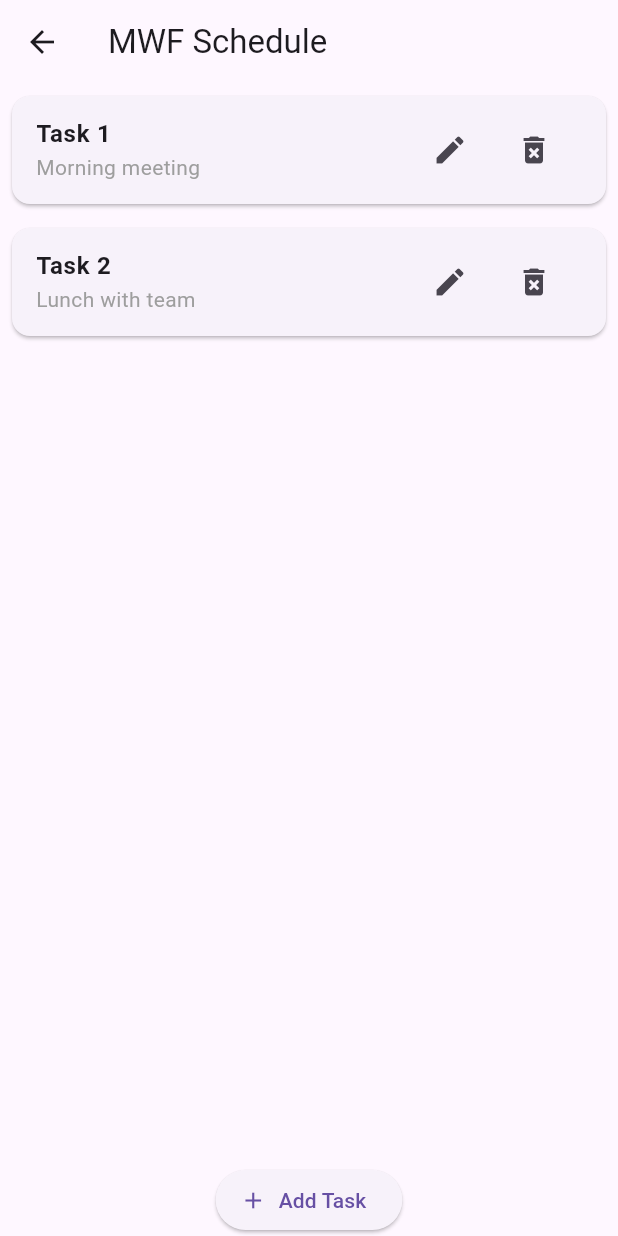
After one commit to Sean-ORourke/MySpokenSchedules, a Flutter app: the screen it shows after launch, after a tap on "Add New Schedule", after a tap on "MWF Schedule", on a phone screen of 412 x 824 dp. The commit adds this screen. Run offline on Flutter 3.47's test engine with Material 3 defaults, Android fonts, the phone set to English and light mode, and no system bars.

Commit message:
added schedules
schedules, the ability to add schedules, while keeping the ability to add and remove tasks within them

```diff
--- a/my_spoken_schedules/lib/main.dart
+++ b/my_spoken_schedules/lib/main.dart
@@ -1,39 +1,78 @@
-import 'package:flutter/cupertino.dart';
 import 'package:flutter/material.dart';
-import 'package:my_spoken_schedules/view/list_tasks_view.dart';
-import 'package:my_spoken_schedules/view_model/list_tasks_view_model.dart';
+import 'package:provider/provider.dart';
+import 'package:my_spoken_schedules/view_model/list_schedules_view_model.dart';
+import 'package:my_spoken_schedules/view/list_schedules_view.dart';
 
 import 'package:provider/provider.dart';
+import 'package:my_spoken_schedules/view_model/list_schedules_view_model.dart';
+import 'package:my_spoken_schedules/view_model/list_tasks_view_model.dart';
+import 'package:my_spoken_schedules/view/list_schedules_view.dart';
 
 void main() {
-  runApp(const MyApp());
+  runApp(MyApp());
 }
 
 class MyApp extends StatelessWidget {
-  const MyApp({Key? key}) : super(key: key);
-
   @override
   Widget build(BuildContext context) {
-    return CupertinoApp(
-      debugShowCheckedModeBanner: true,
-      localizationsDelegates: [
-        DefaultMaterialLocalizations.delegate,
-        DefaultCupertinoLocalizations.delegate,
-        DefaultWidgetsLocalizations.delegate,
+    return MultiProvider(
+      providers: [
+        ChangeNotifierProvider(create: (_) => ListSchedulesViewModel()),
+        ChangeNotifierProvider(create: (_) => ListTasksViewModel()),
       ],
-      title: 'MySpokenSchedules!',
-      theme: CupertinoThemeData(),
-      home: ChangeNotifierProvider(
-        create: (context) =>
-            ListTasksViewModel(), // Returns an instance of ListTasksViewModel
-        child: TaskListView(),
+      child: MaterialApp(
+        home: ScheduleListView(),
       ),
     );
   }
 }
 
-// TaskListView() {}
 
-// ListTasksViewModel() {
-//   return Text("hello");
+
+
+
+
+
+
+
+// import 'package:flutter/cupertino.dart';
+// import 'package:flutter/material.dart';
+// import 'package:my_spoken_schedules/view/list_tasks_view.dart';
+// import 'package:my_spoken_schedules/view_model/list_tasks_view_model.dart';
+// import 'package:my_spoken_schedules/view_model/list_schedules_view_model.dart';
+// import 'package:my_spoken_schedules/view/list_schedules_view.dart';
+
+// import 'package:provider/provider.dart';
+
+// void main() {
+//   runApp(const MyApp());
 // }
+
+// class MyApp extends StatelessWidget {
+//   const MyApp({Key? key}) : super(key: key);
+
+//   @override
+//   Widget build(BuildContext context) {
+//     return CupertinoApp(
+//       debugShowCheckedModeBanner: true,
+//       localizationsDelegates: [
+//         DefaultMaterialLocalizations.delegate,
+//         DefaultCupertinoLocalizations.delegate,
+//         DefaultWidgetsLocalizations.delegate,
+//       ],
+//       title: 'MySpokenSchedules!',
+//       theme: CupertinoThemeData(),
+//       home: ChangeNotifierProvider(
+//         create: (context) =>
+//             ListSchedulesViewModel(),
+//         child: ScheduleListView(),
+//       ),
+//     );
+//   }
+// }
+
+// // TaskListView() {}
+
+// // ListTasksViewModel() {
+// //   return Text("hello");
+// // }
--- a/my_spoken_schedules/lib/model/schedule_model.dart
+++ b/my_spoken_schedules/lib/model/schedule_model.dart
@@ -7,13 +7,41 @@ class schedule_model {
   List<task_model>? tasks;
   bool? isActive;
 
-  schedule_model({this.id, this.label, this.days, this.tasks, this.isActive});
+  schedule_model({this.id, this.label, this.days, List<task_model>? tasks, this.isActive})
+      : tasks = tasks ?? []; // Initialize tasks as an empty list
 
-  schedule_model.fromJson(Map<String, dynamic> json) {
-    id = json['id'];
-    label = json['label'];
-    days = json['days'];
-    tasks = json['tasks'];
-    isActive = json['isActive'];
-  }
+  schedule_model.fromJson(Map<String, dynamic> json)
+      : id = json['id'],
+        label = json['label'],
+        days = List<String>.from(json['days'] ?? []),
+        tasks = (json['tasks'] as List<dynamic>?)
+            ?.map((taskJson) => task_model.fromJson(taskJson))
+            .toList(),
+        isActive = json['isActive'];
 }
+
+
+
+
+
+
+
+// import 'package:my_spoken_schedules/model/task_model.dart';
+
+// class schedule_model {
+//   String? id;
+//   String? label;
+//   List<String>? days;
+//   List<task_model>? tasks;
+//   bool? isActive;
+
+//   schedule_model({this.id, this.label, this.days, this.tasks, this.isActive});
+
+//   schedule_model.fromJson(Map<String, dynamic> json) {
+//     id = json['id'];
+//     label = json['label'];
+//     days = json['days'];
+//     tasks = json['tasks'];
+//     isActive = json['isActive'];
+//   }
+// }
--- a/my_spoken_schedules/lib/view/list_schedules_view.dart
+++ b/my_spoken_schedules/lib/view/list_schedules_view.dart
@@ -0,0 +1,64 @@
+import 'package:flutter/material.dart';
+import 'package:my_spoken_schedules/view_model/list_tasks_view_model.dart';
+import 'package:provider/provider.dart';
+import 'package:my_spoken_schedules/view_model/list_schedules_view_model.dart';
+import 'package:my_spoken_schedules/view/schedule_detail_view.dart';
+
+class ScheduleListView extends StatefulWidget {
+  @override
+  _ScheduleListViewState createState() => _ScheduleListViewState();
+}
+
+class _ScheduleListViewState extends State<ScheduleListView> {
+  @override
+  void initState() {
+    super.initState();
+    WidgetsBinding.instance.addPostFrameCallback((_) {
+      Provider.of<ListSchedulesViewModel>(context, listen: false).fetchSchedules();
+    });
+  }
+
+  @override
+  Widget build(BuildContext context) {
+    final vm = Provider.of<ListSchedulesViewModel>(context);
+
+    return Scaffold(
+      appBar: AppBar(
+        title: Text('Schedules'),
+      ),
+      body: ListView.builder(
+        itemCount: vm.schedules.length + 1,
+        itemBuilder: (context, index) {
+          if (index == vm.schedules.length) {
+            return ListTile(
+              title: Text('Add New Schedule'),
+              trailing: Icon(Icons.add),
+              onTap: () {
+                vm.addSchedule();
+              },
+            );
+          }
+          final scheduleViewModel = vm.schedules[index];
+          return ListTile(
+            title: Text(scheduleViewModel.scheduleModel?.label ?? 'Unnamed Schedule'),
+            subtitle: Text(
+              (scheduleViewModel.scheduleModel?.days ?? []).join(', '),
+            ),
+            onTap: () {
+  Navigator.push(
+    context,
+    MaterialPageRoute(
+      builder: (context) => ChangeNotifierProvider.value(
+        value: scheduleViewModel, // Pass the existing SchedulesViewModel instance
+        child: ScheduleDetailView(scheduleViewModel: scheduleViewModel),
+      ),
+    ),
+  );
+},
+
+          );
+        },
+      ),
+    );
+  }
+}
--- /dev/null
+++ b/my_spoken_schedules/lib/view/schedule_detail_view.dart
@@ -0,0 +1,87 @@
+import 'package:flutter/material.dart';
+import 'package:my_spoken_schedules/view/widgets/single_task_widget.dart';
+import 'package:my_spoken_schedules/view_model/schedules_view_model.dart';
+import 'package:my_spoken_schedules/view_model/tasks_view_model.dart';
+import 'package:provider/provider.dart';
+
+class ScheduleDetailView extends StatelessWidget {
+  final SchedulesViewModel scheduleViewModel;
+
+  const ScheduleDetailView({Key? key, required this.scheduleViewModel}) : super(key: key);
+
+  @override
+  Widget build(BuildContext context) {
+    final scheduleViewModel = Provider.of<SchedulesViewModel>(context, listen: true);
+    return Scaffold(
+      appBar: AppBar(
+        title: Text(scheduleViewModel.scheduleModel?.label ?? 'Schedule Details'),
+      ),
+      body: Column(
+        children: [
+          Expanded(
+            child: ListView.builder(
+              itemCount: scheduleViewModel.scheduleModel?.tasks?.length ?? 0,
+              itemBuilder: (context, index) {
+                final task = scheduleViewModel.scheduleModel!.tasks![index];
+                return SingleTaskWidget(
+                  taskViewModel: TasksViewModel(task),
+                  scheduleViewModel: scheduleViewModel,
+                );
+              },
+            ),
+          ),
+          ElevatedButton.icon(
+            onPressed: () {
+              scheduleViewModel.addTask();
+            },
+            icon: Icon(Icons.add),
+            label: Text('Add Task'),
+          ),
+        ],
+      ),
+    );
+  }
+}
+
+
+
+
+// import 'package:flutter/material.dart';
+// import 'package:my_spoken_schedules/view/widgets/single_task_widget.dart';
+// import 'package:provider/provider.dart';
+// import 'package:my_spoken_schedules/view_model/schedules_view_model.dart';
+// import 'package:my_spoken_schedules/view_model/tasks_view_model.dart';
+
+// class ScheduleDetailView extends StatelessWidget {
+//   final SchedulesViewModel scheduleViewModel;
+
+//   const ScheduleDetailView({Key? key, required this.scheduleViewModel}) : super(key: key);
+
+//   @override
+//   Widget build(BuildContext context) {
+//     return Scaffold(
+//       appBar: AppBar(
+//         title: Text(scheduleViewModel.scheduleModel?.label ?? 'Schedule Details'),
+//       ),
+//       body: ListView.builder(
+//         itemCount: scheduleViewModel.scheduleModel?.tasks?.length ?? 0 + 1,
+//         itemBuilder: (context, index) {
+//           if (index == scheduleViewModel.scheduleModel!.tasks!.length) {
+//             return ListTile(
+//               title: Text('Add New Task'),
+//               trailing: Icon(Icons.add),
+//               onTap: () {
+//                 // Add a new task
+//                 scheduleViewModel.addTask();
+//               },
+//             );
+//           }
+//           final task = scheduleViewModel.scheduleModel!.tasks![index];
+//           return SingleTaskWidget(
+//             taskViewModel: TasksViewModel(task),
+//           );
+//         },
+//       ),
+//     );
+//   }
+// }
--- a/my_spoken_schedules/lib/view/widgets/single_task_widget.dart
+++ b/my_spoken_schedules/lib/view/widgets/single_task_widget.dart
@@ -1,29 +1,31 @@
 import 'package:flutter/material.dart';
+import 'package:my_spoken_schedules/view_model/schedules_view_model.dart';
 import 'package:my_spoken_schedules/view_model/tasks_view_model.dart';
 import 'package:my_spoken_schedules/view/task_detail_view.dart';
 import 'package:provider/provider.dart';
-import 'package:my_spoken_schedules/view_model/list_tasks_view_model.dart';
 
 class SingleTaskWidget extends StatelessWidget {
   final TasksViewModel taskViewModel;
+  final SchedulesViewModel scheduleViewModel; // Add scheduleViewModel
 
-  const SingleTaskWidget({Key? key, required this.taskViewModel})
-      : super(key: key);
+  const SingleTaskWidget({
+    Key? key,
+    required this.taskViewModel,
+    required this.scheduleViewModel, // Add this parameter
+  }) : super(key: key);
 
   @override
   Widget build(BuildContext context) {
-    final vm = Provider.of<ListTasksViewModel>(context);
+    final scheduleViewModel = Provider.of<SchedulesViewModel>(context, listen: true);
     return Card(
       margin: EdgeInsets.all(8.0),
       child: ListTile(
         title: Text(
-          taskViewModel.taskModel!.label ??
-              'No Label', // Provide a default value
+          taskViewModel.taskModel!.label ?? 'No Label', // Provide a default value
           style: TextStyle(fontWeight: FontWeight.bold),
         ),
         subtitle: Text(
-          taskViewModel.taskModel!.message ??
-              'No Message', // Provide a default value
+          taskViewModel.taskModel!.message ?? 'No Message', // Provide a default value
           style: TextStyle(color: Colors.grey),
         ),
         trailing: Row(
@@ -35,23 +37,96 @@ class SingleTaskWidget extends StatelessWidget {
                 Navigator.push(
                   context,
                   MaterialPageRoute(
-                      builder: (context) => EditTaskPage(
-                          taskLabel:
-                              taskViewModel.taskModel!.label ?? 'No Label', taskMessage: taskViewModel.taskModel!.message ?? 'No Message',)),
+                    builder: (context) => EditTaskPage(
+                      taskLabel: taskViewModel.taskModel!.label ?? 'No Label',
+                      taskMessage: taskViewModel.taskModel!.message ?? 'No Message',
+                    ),
+                  ),
                 );
               },
             ),
             SizedBox(width: 8.0), // Space between buttons
             IconButton(
-              icon: Icon(Icons.delete_forever),
-              onPressed: () {
-                // Add logic to delete task
-                vm.removeTasks(taskViewModel.taskModel!.id ?? 'No id');
-              },
-            ),
+  icon: Icon(Icons.delete_forever),
+  onPressed: () {
+    final taskId = taskViewModel.taskModel?.id;
+    if (taskId != null) {
+      scheduleViewModel.removeTask(taskId);
+    } else {
+      debugPrint("Task ID is null. Cannot remove task.");
+    }
+  },
+),
+
           ],
         ),
       ),
     );
   }
 }
+
+
+
+
+
+
+// import 'package:flutter/material.dart';
+// import 'package:my_spoken_schedules/view_model/tasks_view_model.dart';
+// import 'package:my_spoken_schedules/view/task_detail_view.dart';
+// import 'package:provider/provider.dart';
+// import 'package:my_spoken_schedules/view_model/list_tasks_view_model.dart';
+
+// class SingleTaskWidget extends StatelessWidget {
+//   final TasksViewModel taskViewModel;
+
+//   const SingleTaskWidget({Key? key, required this.taskViewModel})
+//       : super(key: key);
+
+//   @override
+//   Widget build(BuildContext context) {
+//     final vm = Provider.of<ListTasksViewModel>(context);
+//     return Card(
+//       margin: EdgeInsets.all(8.0),
+//       child: ListTile(
+//         title: Text(
+//           taskViewModel.taskModel!.label ??
+//               'No Label', // Provide a default value
+//           style: TextStyle(fontWeight: FontWeight.bold),
+//         ),
+//         subtitle: Text(
+//           taskViewModel.taskModel!.message ??
+//               'No Message', // Provide a default value
+//           style: TextStyle(color: Colors.grey),
+//         ),
+//         trailing: Row(
+//           mainAxisSize: MainAxisSize.min,
+//           children: [
+//             IconButton(
+//               icon: Icon(Icons.mode_edit),
+//               onPressed: () {
+//                 Navigator.push(
+//                   context,
+//                   MaterialPageRoute(
+//                       builder: (context) => EditTaskPage(
+//                           taskLabel:
+//                               taskViewModel.taskModel!.label ?? 'No Label', taskMessage: taskViewModel.taskModel!.message ?? 'No Message',)),
+//                 );
+//               },
+//             ),
+//             SizedBox(width: 8.0), // Space between buttons
+//             IconButton(
+//               icon: Icon(Icons.delete_forever),
+//               onPressed: () {
+//                 final taskId = taskViewModel.taskModel?.id;
+//                 scheduleViewModel.removeTask(taskId!);
+
+//                 // // Add logic to delete task
+//                 // vm.removeTasks(taskViewModel.taskModel!.id ?? 'No id');
+//               },
+//             ),
+//           ],
+//         ),
+//       ),
+//     );
+//   }
+// }
--- a/my_spoken_schedules/lib/view_model/list_schedules_view_model.dart
+++ b/my_spoken_schedules/lib/view_model/list_schedules_view_model.dart
@@ -1,3 +1,88 @@
+import 'package:flutter/cupertino.dart';
+import 'package:my_spoken_schedules/model/schedule_model.dart';
+import 'package:my_spoken_schedules/view_model/schedules_view_model.dart';
+
+
+
+class ListSchedulesViewModel extends ChangeNotifier {
+  List<SchedulesViewModel> schedules = <SchedulesViewModel>[];
+
+ fetchSchedules() {
+  // Simulate fetching schedules from a data source
+  final List<Map<String, dynamic>> json = [
+    {
+      "id": "1",
+      "label": "MWF Schedule",
+      "days": ["Monday", "Wednesday", "Friday"],
+      "tasks": [
+        {"id": "1", "label": "Task 1", "time": "8:00 AM", "message": "Morning meeting"},
+        {"id": "2", "label": "Task 2", "time": "12:00 PM", "message": "Lunch with team"},
+      ],
+      "isActive": true,
+    },
+    {
+      "id": "2",
+      "label": "Weekend Schedule",
+      "days": ["Saturday", "Sunday"],
+      "tasks": [
+        {"id": "1", "label": "Task 1", "time": "10:00 AM", "message": "Grocery shopping"},
+        {"id": "2", "label": "Task 2", "time": "3:00 PM", "message": "Watch a movie"},
+      ],
+      "isActive": true,
+    }
+  ];
+
+  // Use type-safe parsing
+  final List<schedule_model> scheduleList = json.map((e) => schedule_model.fromJson(e)).toList();
+
+  this.schedules = scheduleList.map((schedule) => SchedulesViewModel(schedule)).toList();
+  notifyListeners();
+}
+
+
+
+  // fetchSchedules() {
+  //   // Simulate fetching schedules from a data source
+  //   final List<dynamic> json = [
+  //     {
+  //       "id": "1",
+  //       "label": "MWF Schedule",
+  //       "days": ["Monday", "Wednesday", "Friday"],
+  //       "tasks": [],
+  //       "isActive": true,
+  //     },
+  //     {
+  //       "id": "2",
+  //       "label": "Weekend Schedule",
+  //       "days": ["Saturday", "Sunday"],
+  //       "tasks": [],
+  //       "isActive": true,
+  //     }
+  //   ];
+
+  //   final scheduleList = json.map((e) => schedule_model.fromJson(e)).toList();
+  //   this.schedules = scheduleList.map((schedule) => SchedulesViewModel(schedule)).toList();
+  //   notifyListeners();
+  // }
+
+  addSchedule() {
+    final newSchedule = schedule_model(
+      id: DateTime.now().toString(),
+      label: "New Schedule",
+      days: [],
+      tasks: [],
+      isActive: true,
+    );
+
+    schedules.add(SchedulesViewModel(newSchedule));
+    notifyListeners();
+  }
+}
+
+
+
+
+
 // import 'dart:convert';
 
 // import 'package:flutter/cupertino.dart';
--- a/my_spoken_schedules/lib/view_model/schedules_view_model.dart
+++ b/my_spoken_schedules/lib/view_model/schedules_view_model.dart
@@ -1,8 +1,82 @@
+import 'package:flutter/cupertino.dart';
+import 'package:my_spoken_schedules/model/schedule_model.dart';
 import 'package:my_spoken_schedules/model/task_model.dart';
-import 'package:my_spoken_schedules/model/schedule_model.dart';
+import 'package:provider/provider.dart';
 
-class SchedulesViewModel {
+class SchedulesViewModel extends ChangeNotifier {
   final schedule_model? scheduleModel;
 
   SchedulesViewModel(this.scheduleModel);
+
+  int latestID = 3;
+
+  void addTask() {
+  debugPrint("Adding task...");
+  final newTask = task_model(
+    id: latestID.toString(),
+    label: "New Task",
+    time: DateTime.now().toString(),
+    message: "New task details",
+  );
+  scheduleModel?.tasks?.add(newTask);
+  latestID++;
+  notifyListeners();
+  debugPrint("Task added. Total tasks: ${scheduleModel?.tasks?.length}");
 }
+
+
+ void removeTask(String taskId) {
+  debugPrint("Removing task with ID: $taskId");
+  scheduleModel?.tasks?.removeWhere((task) => task?.id == taskId);
+  notifyListeners();
+  debugPrint("Task removed. Remaining tasks: ${scheduleModel?.tasks?.length}");
+}
+
+}
+
+
+
+// import 'package:flutter/cupertino.dart';
+// import 'package:my_spoken_schedules/model/schedule_model.dart';
+// import 'package:my_spoken_schedules/model/task_model.dart';
+// import 'package:provider/provider.dart';
+
+
+// class SchedulesViewModel extends ChangeNotifier {
+//   final schedule_model? scheduleModel;
+
+//   SchedulesViewModel(this.scheduleModel);
+
+//   int latestID = 3;
+
+//   addTask() {
+//     final newTask = task_model(
+//       id: latestID.toString(),
+//       label: "New Task",
+//       time: DateTime.now().toString(),
+//       message: "New task details",
+//     );
+
+//     scheduleModel?.tasks?.add(newTask);
+//     latestID++;
+//     notifyListeners();
+//   }
+
+//   removeTask(String taskId) {
+//     scheduleModel?.tasks?.removeWhere((task) => task.id == taskId);
+//     notifyListeners();
+//   }
+// }
+
+
+
+
+
+// import 'package:my_spoken_schedules/model/task_model.dart';
+// import 'package:my_spoken_schedules/model/schedule_model.dart';
+
+// class SchedulesViewModel {
+//   final schedule_model? scheduleModel;
+
+//   SchedulesViewModel(this.scheduleModel);
+// }
```
Also changed, not shown: my_spoken_schedules/lib/view/list_tasks_view.dart (+60 -60 lines).
